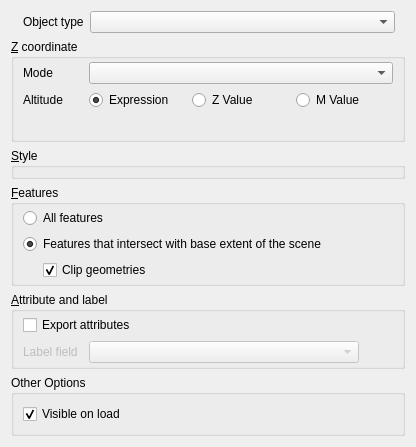
The window that ui/vectorproperties.ui (minorua/Qgis2threejs) describes before a commit, drawn with Qt 5.
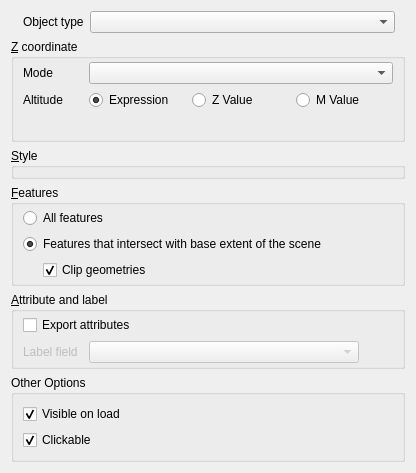
The same window after the commit. Custom widgets are drawn as their Qt base class.

Commit message:
add Clickable option to DEM and vector layer properties dialog (on by default. fix #228)
- show nothing when the layer that clicked object belongs to is not clickable

```diff
--- a/ui/vectorproperties.ui
+++ b/ui/vectorproperties.ui
@@ -7,7 +7,7 @@
     <x>0</x>
     <y>0</y>
     <width>416</width>
-    <height>446</height>
+    <height>472</height>
    </rect>
   </property>
   <property name="windowTitle">
@@ -324,6 +324,16 @@
         </property>
        </widget>
       </item>
+      <item>
+       <widget class="QCheckBox" name="checkBox_Clickable">
+        <property name="text">
+         <string>Clickable</string>
+        </property>
+        <property name="checked">
+         <bool>true</bool>
+        </property>
+       </widget>
+      </item>
      </layout>
     </widget>
    </item>
```
The commit also changes 10 other files.
